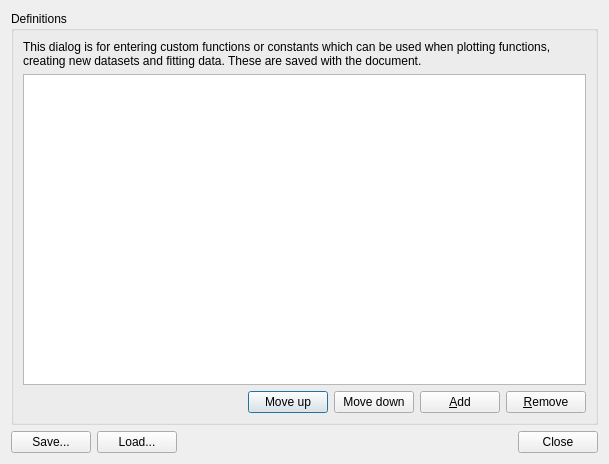
This is dialogs/custom.ui in veusz/veusz as Qt 5 draws it before an edit. The edited form follows.
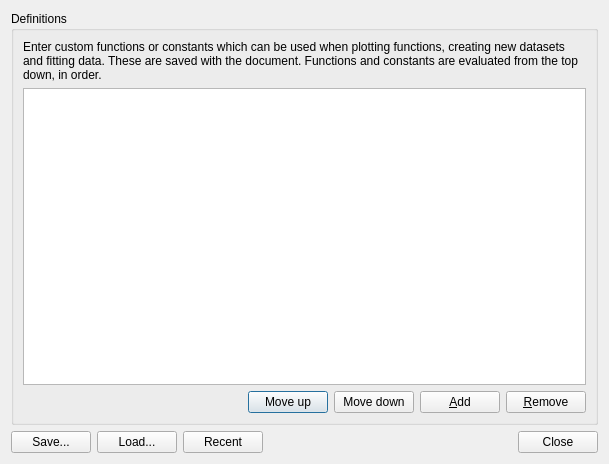
This is the edited form. Custom widgets are drawn as their Qt base class.

Commit message: Allow saving and loading for custom definitons. Move recent files button to separate custom control file.

Patch:
```diff
--- a/dialogs/custom.ui
+++ b/dialogs/custom.ui
@@ -23,7 +23,7 @@
       <item>
        <widget class="QLabel" name="label">
         <property name="text">
-         <string>This dialog is for entering custom functions or constants which can be used when plotting functions, creating new datasets and fitting data. These are saved with the document.</string>
+         <string>Enter custom functions or constants which can be used when plotting functions, creating new datasets and fitting data. These are saved with the document. Functions and constants are evaluated from the top down, in order.</string>
         </property>
         <property name="wordWrap">
          <bool>true</bool>
@@ -107,6 +107,16 @@
        </property>
       </widget>
      </item>
+     <item>
+      <widget class="RecentFilesButton" name="recentButton">
+       <property name="text">
+        <string>Recent</string>
+       </property>
+       <property name="autoDefault">
+        <bool>false</bool>
+       </property>
+      </widget>
+     </item>
      <item>
       <spacer name="horizontalSpacer_2">
        <property name="orientation">
@@ -115,7 +125,7 @@
        <property name="sizeHint" stdset="0">
         <size>
          <width>40</width>
-         <height>20</height>
+         <height>18</height>
         </size>
        </property>
       </spacer>
@@ -134,6 +144,13 @@
    </item>
   </layout>
  </widget>
+ <customwidgets>
+  <customwidget>
+   <class>RecentFilesButton</class>
+   <extends>QPushButton</extends>
+   <header>recentfilesbutton.h</header>
+  </customwidget>
+ </customwidgets>
  <resources/>
  <connections>
   <connection>
```
Left out of the diff: 2 changed lines with no effect on the pictures. The commit also changes 7 other files.
